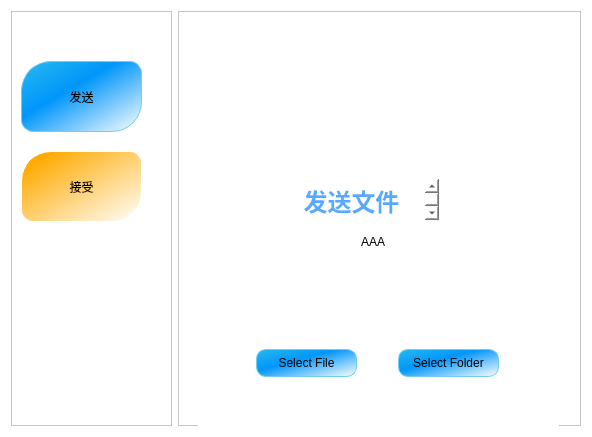
The window that widget.ui (lipippy/QtGUIforMagicWormhole) describes before a commit, drawn with Qt 5.
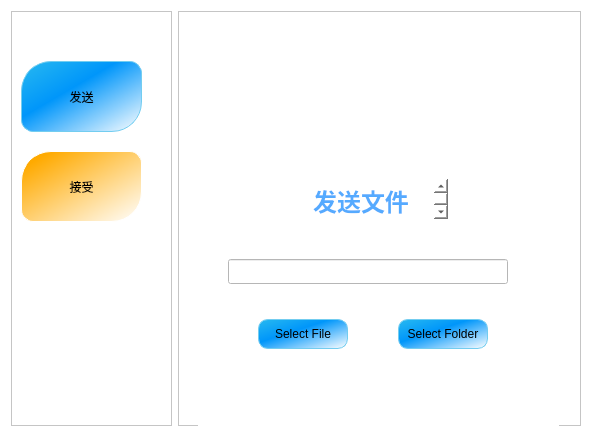
The same window after the commit. Icons and pictures are not drawn.

```diff
--- a/widget.ui
+++ b/widget.ui
@@ -133,9 +133,9 @@
           <property name="geometry">
            <rect>
             <x>200</x>
-            <y>330</y>
-            <width>101</width>
-            <height>28</height>
+            <y>300</y>
+            <width>90</width>
+            <height>30</height>
            </rect>
           </property>
           <property name="styleSheet">
@@ -173,8 +173,8 @@
            <rect>
             <x>120</x>
             <y>50</y>
-            <width>101</width>
-            <height>91</height>
+            <width>100</width>
+            <height>90</height>
            </rect>
           </property>
           <property name="text">
@@ -187,53 +187,13 @@
            <bool>true</bool>
           </property>
          </widget>
-         <widget class="QLineEdit" name="lineEdit">
-          <property name="enabled">
-           <bool>true</bool>
-          </property>
-          <property name="geometry">
-           <rect>
-            <x>50</x>
-            <y>210</y>
-            <width>251</width>
-            <height>25</height>
-           </rect>
-          </property>
-          <property name="mouseTracking">
-           <bool>true</bool>
-          </property>
-          <property name="autoFillBackground">
-           <bool>false</bool>
-          </property>
-          <property name="styleSheet">
-           <string notr="true">QLineEdit
-{
-	border:none;
-}</string>
-          </property>
-          <property name="text">
-           <string>AAA</string>
-          </property>
-          <property name="frame">
-           <bool>true</bool>
-          </property>
-          <property name="alignment">
-           <set>Qt::AlignCenter</set>
-          </property>
-          <property name="readOnly">
-           <bool>false</bool>
-          </property>
-          <property name="placeholderText">
-           <string/>
-          </property>
-         </widget>
          <widget class="QPushButton" name="btnSendFile">
           <property name="geometry">
            <rect>
-            <x>58</x>
-            <y>330</y>
-            <width>101</width>
-            <height>28</height>
+            <x>60</x>
+            <y>300</y>
+            <width>90</width>
+            <height>30</height>
            </rect>
           </property>
           <property name="styleSheet">
@@ -278,10 +238,10 @@
          <widget class="QTextEdit" name="textEdit">
           <property name="geometry">
            <rect>
-            <x>80</x>
+            <x>90</x>
             <y>160</y>
-            <width>161</width>
-            <height>41</height>
+            <width>160</width>
+            <height>40</height>
            </rect>
           </property>
           <property name="font">
@@ -291,6 +251,9 @@
             <bold>false</bold>
            </font>
           </property>
+          <property name="layoutDirection">
+           <enum>Qt::LeftToRight</enum>
+          </property>
           <property name="styleSheet">
            <string notr="true">QTextEdit 
 {
@@ -298,7 +261,10 @@
 }</string>
           </property>
           <property name="undoRedoEnabled">
-           <bool>true</bool>
+           <bool>false</bool>
+          </property>
+          <property name="lineWrapColumnOrWidth">
+           <number>0</number>
           </property>
           <property name="readOnly">
            <bool>true</bool>
@@ -314,6 +280,16 @@
 &lt;p align=&quot;center&quot; style=&quot; margin-top:0px; margin-bottom:0px; margin-left:0px; margin-right:0px; -qt-block-indent:0; text-indent:0px;&quot;&gt;&lt;span style=&quot; font-family:'Microsoft YaHei UI'; font-size:18pt; font-weight:700; color:#55aaff;&quot;&gt;发送文件&lt;/span&gt;&lt;/p&gt;&lt;/body&gt;&lt;/html&gt;</string>
           </property>
          </widget>
+         <widget class="QLineEdit" name="lineEdit">
+          <property name="geometry">
+           <rect>
+            <x>30</x>
+            <y>240</y>
+            <width>280</width>
+            <height>25</height>
+           </rect>
+          </property>
+         </widget>
         </widget>
         <widget class="QWidget" name="page_2">
          <widget class="QTextEdit" name="textEdit_2">
```
Left out of the diff: 34 changed lines with no effect on the pictures.
